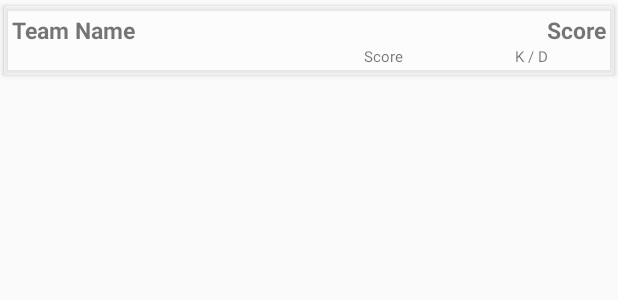
After one commit to drummeric/LaserTag, an Android app: the layout card_team_scoreboard.xml on its own in the app's theme, with its tools: preview values and no code run, on a phone screen of 412 x 824 dp. The commit adds this screen. Shown: the top 300 px of the screen. Run offline under Robolectric (Android 15) with nearby library versions, the phone set to English and light mode, and no system bars.

Commit message:
Started fancy expandable scoreboard in FPS
Needs work in sorting logic and keeping it updated

```diff
--- a/app/src/main/java/com/taserlag/lasertag/activity/FPSActivity.java
+++ b/app/src/main/java/com/taserlag/lasertag/activity/FPSActivity.java
@@ -116,7 +116,7 @@ public class FPSActivity extends AppCompatActivity implements MapHandler, GameFo
         mTotalAmmoText = (TextView) findViewById(R.id.text_view_fps_total_ammo);
         mClipAmmoText = (TextView) findViewById(R.id.text_view_fps_clip_ammo);
         mZoomText = (TextView) findViewById(R.id.text_view_fps_zoom);
-        mScoreboard = new Scoreboard(findViewById(android.R.id.content));
+        mScoreboard = new Scoreboard(findViewById(android.R.id.content),FPSActivity.this);
 
         //init UI (health, weapons, ammo, shield)
         initUI();
--- a/app/src/main/java/com/taserlag/lasertag/fragments/GameLobbyFragment.java
+++ b/app/src/main/java/com/taserlag/lasertag/fragments/GameLobbyFragment.java
@@ -273,14 +273,12 @@ public class GameLobbyFragment extends Fragment implements GameFollower {
     }
 
     public static class TeamViewHolder extends RecyclerView.ViewHolder {
-        CardView cv;
         TextView teamName;
         Button joinButton;
         ListView playersListView;
 
         public TeamViewHolder(View itemView) {
             super(itemView);
-            cv = (CardView) itemView.findViewById(R.id.card_view_team);
             teamName = (TextView) itemView.findViewById(R.id.text_team_name);
             playersListView = (ListView) itemView.findViewById(R.id.list_view_team);
             joinButton = (Button) itemView.findViewById(R.id.button_join_or_leave_team);
--- /dev/null
+++ b/app/src/main/res/layout/card_team_scoreboard.xml
@@ -0,0 +1,53 @@
+<?xml version="1.0" encoding="utf-8"?>
+<LinearLayout xmlns:android="http://schemas.android.com/apk/res/android"
+    xmlns:card_view="http://schemas.android.com/apk/res-auto"
+    android:orientation="vertical"
+    android:layout_width="match_parent"
+    android:layout_height="match_parent">
+
+    <android.support.v7.widget.CardView
+        android:layout_width="match_parent"
+        android:layout_height="wrap_content"
+        card_view:cardBackgroundColor="#88FFFFFF"
+        card_view:cardUseCompatPadding="true"
+        android:id="@+id/card_view_team">
+
+        <RelativeLayout
+            android:layout_width="match_parent"
+            android:layout_height="wrap_content"
+            android:padding="5dp"
+            >
+
+            <TextView
+                android:layout_width="wrap_content"
+                android:layout_height="wrap_content"
+                android:id="@+id/text_team_scoreboard_name"
+                android:layout_alignParentStart="true"
+                android:text="Team Name"
+                android:textSize="15sp"
+                android:textStyle="bold"/>
+            <TextView
+                android:layout_width="wrap_content"
+                android:layout_height="wrap_content"
+                android:id="@+id/text_team_scoreboard_score"
+                android:layout_alignParentEnd="true"
+                android:text="Score"
+                android:textSize="15sp"
+                android:textStyle="bold"/>
+
+            <TableLayout
+                android:layout_width="match_parent"
+                android:layout_height="wrap_content"
+                android:layout_below="@id/text_team_scoreboard_name"
+                android:layout_centerHorizontal="true"
+                android:id="@+id/table_scoreboard_players">
+
+                <include layout="@layout/list_item_player_scoreboard"/>
+            </TableLayout>
+
+        </RelativeLayout>
+
+
+
+    </android.support.v7.widget.CardView>
+</LinearLayout>
--- /dev/null
+++ b/app/src/main/res/layout/list_item_player_scoreboard.xml
@@ -0,0 +1,35 @@
+<?xml version="1.0" encoding="utf-8"?>
+<TableRow xmlns:android="http://schemas.android.com/apk/res/android"
+    android:layout_width="match_parent"
+    android:layout_height="match_parent"
+    android:id="@+id/tablerow_scoreboard_player">
+
+    <TextView
+        android:layout_width="0dp"
+        android:layout_weight="2"
+        android:layout_height="wrap_content"
+        android:id="@+id/text_player_scoreboard_name"
+        android:text=""
+        android:textSize="10sp"
+        android:paddingStart="2dp"
+        />
+
+    <TextView
+        android:layout_width="0dp"
+        android:layout_weight="1"
+        android:layout_height="wrap_content"
+        android:id="@+id/text_player_scoreboard_score"
+        android:text="Score"
+        android:textSize="10sp"
+        android:gravity="center_horizontal"/>
+
+    <TextView
+        android:layout_width="0dp"
+        android:layout_weight="1"
+        android:layout_height="wrap_content"
+        android:id="@+id/text_player_scoreboard_kd"
+        android:text="K / D"
+        android:textSize="10sp"
+        android:gravity="center_horizontal"/>
+
+</TableRow>
```
Also changed, not shown: app/src/main/java/com/taserlag/lasertag/fpsui/Scoreboard.java (+88 -2 lines), app/src/main/res/layout/hud.xml (+7 -3 lines), app/src/main/res/layout/scoreboard.xml (+25 -4 lines).
